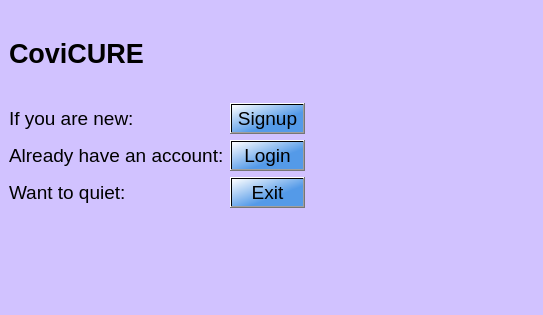
Qt form Forms/mainwindow.ui (ayush-regmi/CoviCURE) before a commit.
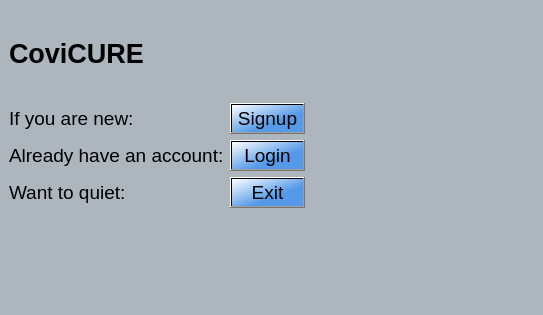
The same form after that commit.

Commit message: Edited Dashboard images and changed some backgrond colors

```diff
--- a/Forms/mainwindow.ui
+++ b/Forms/mainwindow.ui
@@ -14,7 +14,7 @@
    <string>MainWindow</string>
   </property>
   <property name="styleSheet">
-   <string notr="true">background-color: rgb(209, 194, 255);</string>
+   <string notr="true">background-color: rgb(173, 181, 189);</string>
   </property>
   <widget class="QWidget" name="centralwidget">
    <layout class="QGridLayout" name="gridLayout">
```
The commit also changes 8 other files.
